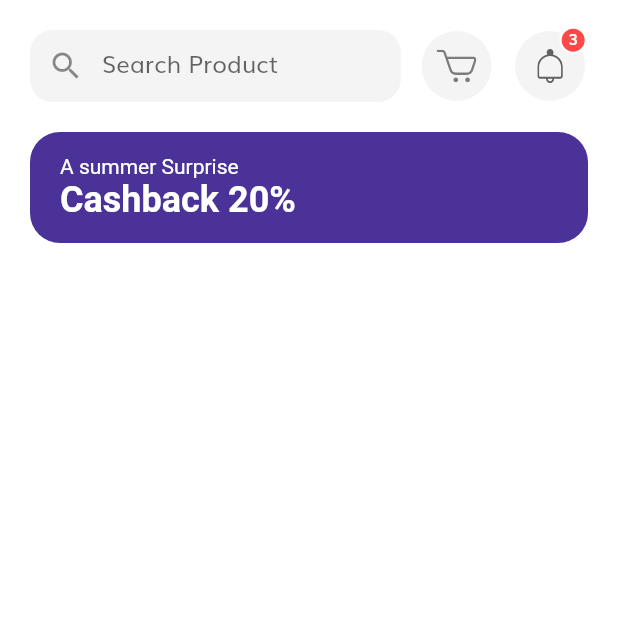
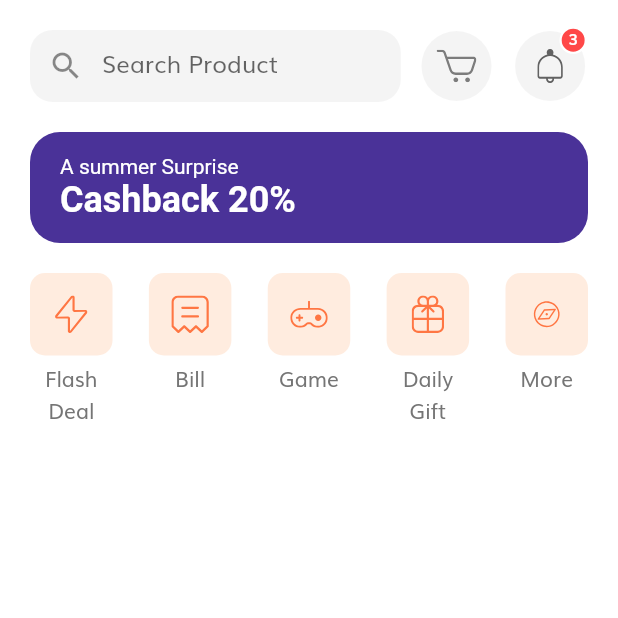
Before and after one commit to ragabelsayed/MyShopApp, a Flutter app: the HomeScreen screen opened by its route, on a phone screen of 412 x 824 dp, the top half of it. Run offline on Flutter 3.47's test engine with Material 2 defaults, Android fonts, the phone set to English and light mode, and no system bars; our stand-ins replace flutter_svg.

Commit message:
categories UI finished

```diff
--- a/my_shop/lib/screens/home/widget/body.dart
+++ b/my_shop/lib/screens/home/widget/body.dart
@@ -1,4 +1,6 @@
 import 'package:flutter/material.dart';
+
+import 'categories.dart';
 import 'discount_banner.dart';
 import 'home_header.dart';
 
@@ -18,6 +20,7 @@ class Body extends StatelessWidget {
                 const SizedBox(height: 20),
                 DiscountBanner(),
                 const SizedBox(height: 20),
+                Categories(),
               ],
             ),
           ),
--- /dev/null
+++ b/my_shop/lib/screens/home/widget/categories.dart
@@ -0,0 +1,84 @@
+import 'package:flutter/material.dart';
+import 'package:flutter_svg/flutter_svg.dart';
+
+class Categories extends StatelessWidget {
+  @override
+  Widget build(BuildContext context) {
+    List<Map<String, dynamic>> _categories = [
+      {
+        'icon': 'assets/icons/Flash Icon.svg',
+        'text': 'Flash Deal',
+      },
+      {
+        'icon': 'assets/icons/Bill Icon.svg',
+        'text': 'Bill',
+      },
+      {
+        'icon': 'assets/icons/Game Icon.svg',
+        'text': 'Game',
+      },
+      {
+        'icon': 'assets/icons/Gift Icon.svg',
+        'text': 'Daily Gift',
+      },
+      {
+        'icon': 'assets/icons/Discover.svg',
+        'text': 'More',
+      }
+    ];
+    return Row(
+      mainAxisAlignment: MainAxisAlignment.spaceBetween,
+      crossAxisAlignment: CrossAxisAlignment.start,
+      children: List.generate(
+        _categories.length,
+        (i) => CategoryCard(
+          icon: _categories[i]['icon'],
+          text: _categories[i]['text'],
+          press: () {},
+        ),
+      ),
+    );
+  }
+}
+
+class CategoryCard extends StatelessWidget {
+  final String icon;
+  final String text;
+  final GestureTapCallback press;
+
+  const CategoryCard({
+    required this.icon,
+    required this.text,
+    required this.press,
+  });
+
+  @override
+  Widget build(BuildContext context) {
+    return SizedBox(
+      width: 55,
+      child: Column(
+        children: [
+          GestureDetector(
+            onTap: press,
+            child: AspectRatio(
+              aspectRatio: 1,
+              child: Container(
+                padding: EdgeInsets.all(15),
+                decoration: BoxDecoration(
+                  color: Color(0XFFFFECDF),
+                  borderRadius: BorderRadius.circular(10),
+                ),
+                child: SvgPicture.asset(icon),
+              ),
+            ),
+          ),
+          SizedBox(height: 5),
+          Text(
+            text,
+            textAlign: TextAlign.center,
+          ),
+        ],
+      ),
+    );
+  }
+}
--- a/my_shop/lib/screens/home/widget/icon_btn_with_counter.dart
+++ b/my_shop/lib/screens/home/widget/icon_btn_with_counter.dart
@@ -16,7 +16,7 @@ class IconBtnWithCounter extends StatelessWidget {
   @override
   Widget build(BuildContext context) {
     return InkWell(
-      onTap: () => press,
+      onTap: press,
       borderRadius: BorderRadius.circular(50),
       child: Stack(
         clipBehavior: Clip.none,
```
Also changed, not shown: my_shop/assets/icons/Bill Icon.svg (added), my_shop/assets/icons/Discover.svg (added), my_shop/assets/icons/Flash Icon.svg (added), my_shop/assets/icons/Game Icon.svg (added), my_shop/assets/icons/Gift Icon.svg (added).
